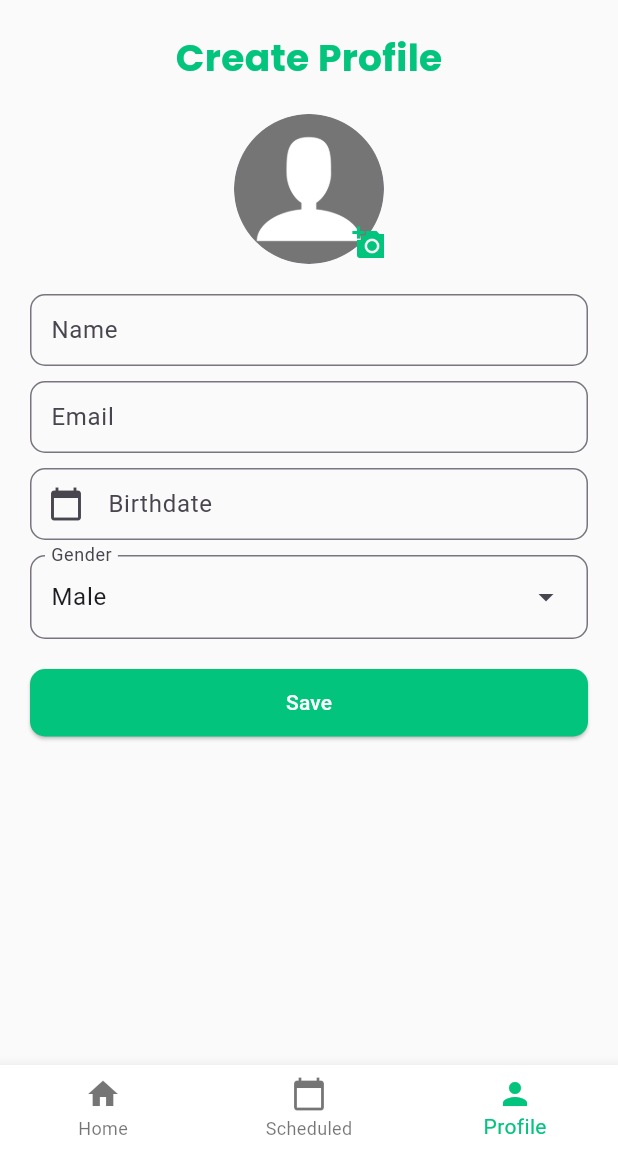
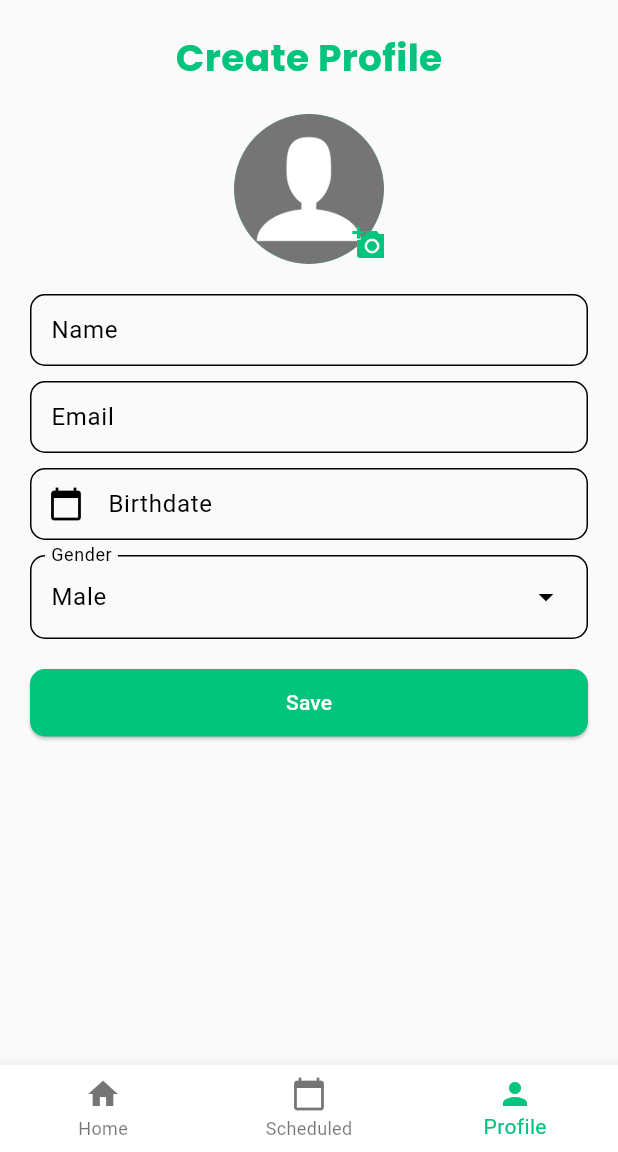
Before and after one commit to riozulfandy/dolistify, a Flutter app: the screen it shows after launch, item 3 of the bottom bar chosen, on a phone screen of 412 x 824 dp, the part 84-1236 px from its top. Run offline on Flutter 3.47's test engine with Material 3 defaults, Android fonts, the phone set to English and light mode, and no system bars; our stand-ins replace date_picker_timeline, email_validator, google_fonts, hive_flutter, image_picker; accounts and stored records are empty.

Commit message:
change color

```diff
--- a/lib/main.dart
+++ b/lib/main.dart
@@ -45,12 +45,9 @@ class MyAppState extends State<MyApp> with WidgetsBindingObserver {
     return MaterialApp(
       debugShowCheckedModeBanner: false,
       theme: ThemeData(
-        colorScheme: ThemeData()
-            .colorScheme
-            .copyWith(primary: const Color.fromARGB(255, 2, 196, 124)),
-        // colorScheme: ColorScheme.fromSwatch(
-        //     primarySwatch:
-        //         getMaterialColor(const Color.fromARGB(255, 2, 196, 124))),
+        colorScheme: ColorScheme.fromSwatch(
+            primarySwatch:
+                getMaterialColor(const Color.fromARGB(255, 2, 196, 124))),
       ),
       home: const SplashScreen(),
     );
--- a/lib/ui/edit_profile.dart
+++ b/lib/ui/edit_profile.dart
@@ -61,7 +61,11 @@ class EditPofilePageState extends State<EditPofilePage> {
     final imgpicked = await ImagePicker().pickImage(source: ImageSource.camera);
     final img = await imgpicked?.readAsBytes();
     setState(() {
-      _image = img;
+      if (img != null) {
+        _image = img;
+      } else {
+        _image = _image;
+      }
     });
   }
 
```
